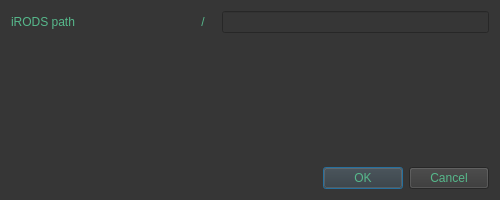
Qt form ibridgesgui/ui_files/createCollection.ui (iBridges-for-iRODS/iBridges-GUI) before a commit.
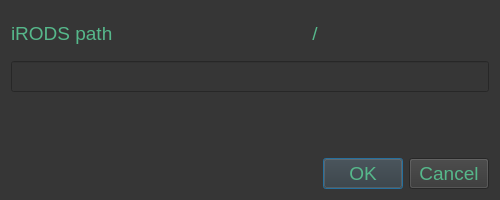
The same form after that commit.

```diff
--- a/ibridgesgui/ui_files/createCollection.ui
+++ b/ibridgesgui/ui_files/createCollection.ui
@@ -30,6 +30,7 @@
 {
 	color: rgb(86, 184, 139);
 	background-color: rgb(54, 54, 54);
+    font: 14pt
 }
 
 QLabel#errorLabel
@@ -63,11 +64,11 @@
        </property>
       </spacer>
      </item>
-     <item>
-      <widget class="QLineEdit" name="collPathLine"/>
-     </item>
     </layout>
    </item>
+   <item>
+    <widget class="QLineEdit" name="collPathLine"/>
+   </item>
    <item>
     <widget class="QLabel" name="errorLabel">
      <property name="styleSheet">
```
